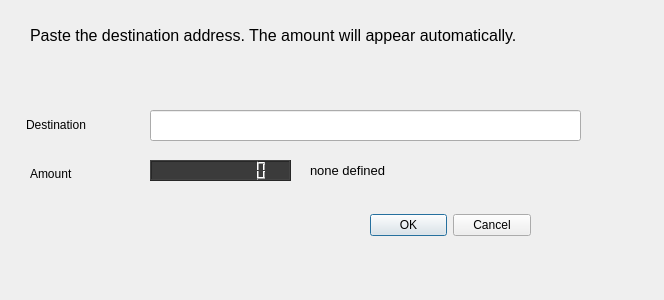
Before: the Qt Designer form RemotePaymentDialog.ui in zeroreserve/ZeroReserve, drawn with Qt 5.
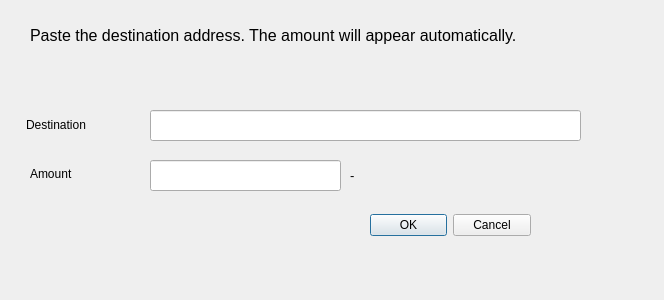
After: the same form once the commit is applied.

Commit message: ===>> Init phase of remote TX <<===

```diff
--- a/RemotePaymentDialog.ui
+++ b/RemotePaymentDialog.ui
@@ -86,32 +86,13 @@
     <string>Paste the destination address. The amount will appear automatically.</string>
    </property>
   </widget>
-  <widget class="QLCDNumber" name="amount">
-   <property name="geometry">
-    <rect>
-     <x>150</x>
-     <y>160</y>
-     <width>141</width>
-     <height>21</height>
-    </rect>
-   </property>
-   <property name="styleSheet">
-    <string notr="true">background-color: rgb(59, 59, 59);</string>
-   </property>
-   <property name="smallDecimalPoint">
-    <bool>false</bool>
-   </property>
-   <property name="numDigits">
-    <number>10</number>
-   </property>
-  </widget>
   <widget class="QLabel" name="currency">
    <property name="geometry">
     <rect>
-     <x>310</x>
+     <x>350</x>
      <y>160</y>
      <width>111</width>
-     <height>21</height>
+     <height>31</height>
     </rect>
    </property>
    <property name="font">
@@ -120,7 +101,17 @@
     </font>
    </property>
    <property name="text">
-    <string>none defined</string>
+    <string>-</string>
+   </property>
+  </widget>
+  <widget class="QLineEdit" name="amount">
+   <property name="geometry">
+    <rect>
+     <x>150</x>
+     <y>160</y>
+     <width>191</width>
+     <height>31</height>
+    </rect>
    </property>
   </widget>
  </widget>
```
The commit also changes 11 other files.
